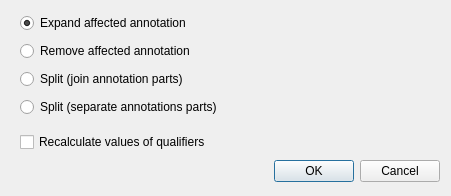
Above: src/corelibs/U2Gui/src/util/EditSettingsDialog.ui from violethaze74/ugene before the change. Below: the same form after it.
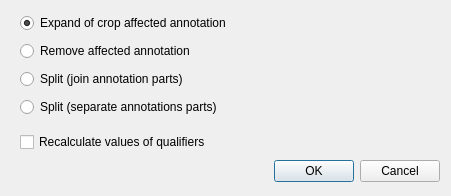
That is the form after the change.

Commit message: Edit sequence dialog fix

Diff of the .ui file:
```diff
--- a/src/corelibs/U2Gui/src/util/EditSettingsDialog.ui
+++ b/src/corelibs/U2Gui/src/util/EditSettingsDialog.ui
@@ -20,7 +20,7 @@
    <item>
     <widget class="QRadioButton" name="resizeRadioButton">
      <property name="text">
-      <string>Expand affected annotation</string>
+      <string>Expand of crop affected annotation</string>
      </property>
      <property name="checked">
       <bool>true</bool>
```
